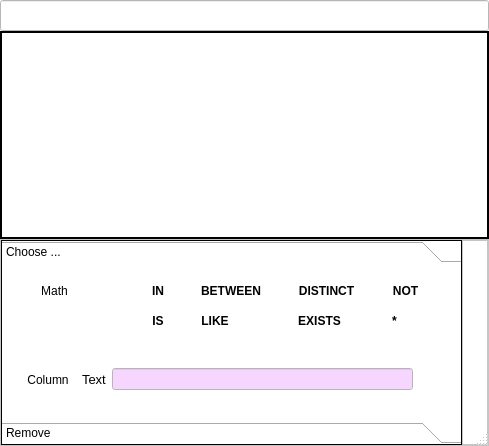
Before: the Qt Designer form QueryItemListDialog.ui in fritzone/ddm, drawn with Qt 5.
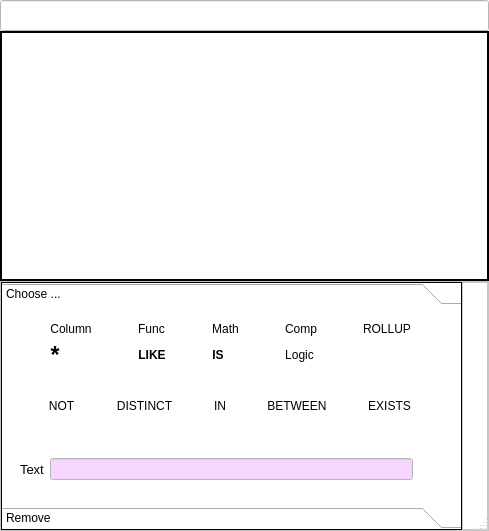
After: the same form once the commit is applied. Icons and pictures are not drawn.

Commit message: Fixes for the ROLLUP keyword and others

```diff
--- a/QueryItemListDialog.ui
+++ b/QueryItemListDialog.ui
@@ -10,7 +10,7 @@
     <x>0</x>
     <y>0</y>
     <width>489</width>
-    <height>446</height>
+    <height>531</height>
    </rect>
   </property>
   <property name="palette">
@@ -512,7 +512,7 @@
            <x>0</x>
            <y>0</y>
            <width>461</width>
-           <height>149</height>
+           <height>192</height>
           </rect>
          </property>
          <attribute name="label">
@@ -534,7 +534,7 @@
              <property name="spacing">
               <number>0</number>
              </property>
-             <item row="1" column="1">
+             <item row="1" column="3">
               <widget class="QToolButton" name="btnMath">
                <property name="focusPolicy">
                 <enum>Qt::ClickFocus</enum>
@@ -565,7 +565,7 @@
                 <enum>QToolButton::InstantPopup</enum>
                </property>
                <property name="toolButtonStyle">
-                <enum>Qt::ToolButtonIconOnly</enum>
+                <enum>Qt::ToolButtonTextBesideIcon</enum>
                </property>
                <property name="autoRaise">
                 <bool>true</bool>
@@ -575,7 +575,83 @@
                </property>
               </widget>
              </item>
-             <item row="5" column="5">
+             <item row="1" column="0">
+              <widget class="QToolButton" name="btnColumn">
+               <property name="focusPolicy">
+                <enum>Qt::ClickFocus</enum>
+               </property>
+               <property name="contextMenuPolicy">
+                <enum>Qt::CustomContextMenu</enum>
+               </property>
+               <property name="toolTip">
+                <string>Column from a table</string>
+               </property>
+               <property name="autoFillBackground">
+                <bool>true</bool>
+               </property>
+               <property name="text">
+                <string>Column</string>
+               </property>
+               <property name="icon">
+                <iconset resource="dbm.qrc">
+                 <normaloff>:/images/actions/images/small/table-select-column-icon.png</normaloff>:/images/actions/images/small/table-select-column-icon.png</iconset>
+               </property>
+               <property name="iconSize">
+                <size>
+                 <width>16</width>
+                 <height>16</height>
+                </size>
+               </property>
+               <property name="popupMode">
+                <enum>QToolButton::InstantPopup</enum>
+               </property>
+               <property name="toolButtonStyle">
+                <enum>Qt::ToolButtonTextBesideIcon</enum>
+               </property>
+               <property name="autoRaise">
+                <bool>true</bool>
+               </property>
+               <property name="arrowType">
+                <enum>Qt::NoArrow</enum>
+               </property>
+              </widget>
+             </item>
+             <item row="1" column="1">
+              <widget class="QToolButton" name="btnFunctions">
+               <property name="focusPolicy">
+                <enum>Qt::ClickFocus</enum>
+               </property>
+               <property name="contextMenuPolicy">
+                <enum>Qt::CustomContextMenu</enum>
+               </property>
+               <property name="toolTip">
+                <string>Functions provided by the database</string>
+               </property>
+               <property name="autoFillBackground">
+                <bool>true</bool>
+               </property>
+               <property name="text">
+                <string>Func</string>
+               </property>
+               <property name="icon">
+                <iconset resource="dbm.qrc">
+                 <normaloff>:/images/actions/images/small/function.png</normaloff>:/images/actions/images/small/function.png</iconset>
+               </property>
+               <property name="popupMode">
+                <enum>QToolButton::InstantPopup</enum>
+               </property>
+               <property name="toolButtonStyle">
+                <enum>Qt::ToolButtonTextBesideIcon</enum>
+               </property>
+               <property name="autoRaise">
+                <bool>true</bool>
+               </property>
+               <property name="arrowType">
+                <enum>Qt::NoArrow</enum>
+               </property>
+              </widget>
+             </item>
+             <item row="5" column="3">
               <widget class="QToolButton" name="btnIs">
                <property name="font">
                 <font>
@@ -612,7 +688,7 @@
                </property>
               </widget>
              </item>
-             <item row="5" column="1">
+             <item row="5" column="4">
               <widget class="QToolButton" name="btnBitwise">
                <property name="focusPolicy">
                 <enum>Qt::ClickFocus</enum>
@@ -627,7 +703,7 @@
                 <bool>true</bool>
                </property>
                <property name="text">
-                <string/>
+                <string>Logic</string>
                </property>
                <property name="icon">
                 <iconset resource="dbm.qrc">
@@ -637,7 +713,7 @@
                 <enum>QToolButton::InstantPopup</enum>
                </property>
                <property name="toolButtonStyle">
-                <enum>Qt::ToolButtonIconOnly</enum>
+                <enum>Qt::ToolButtonTextBesideIcon</enum>
                </property>
                <property name="autoRaise">
                 <bool>true</bool>
@@ -647,8 +723,14 @@
                </property>
               </widget>
              </item>
-             <item row="5" column="3">
-              <widget class="QToolButton" name="btnFunctions">
+             <item row="5" column="1">
+              <widget class="QToolButton" name="btnLike">
+               <property name="font">
+                <font>
+                 <weight>75</weight>
+                 <bold>true</bold>
+                </font>
+               </property>
                <property name="focusPolicy">
                 <enum>Qt::ClickFocus</enum>
                </property>
@@ -662,12 +744,52 @@
                 <bool>true</bool>
                </property>
                <property name="text">
-                <string/>
+                <string>LIKE</string>
                </property>
-               <property name="icon">
-                <iconset resource="dbm.qrc">
-                 <normaloff>:/images/actions/images/small/function.png</normaloff>:/images/actions/images/small/function.png</iconset>
+               <property name="popupMode">
+                <enum>QToolButton::InstantPopup</enum>
                </property>
+               <property name="toolButtonStyle">
+                <enum>Qt::ToolButtonIconOnly</enum>
+               </property>
+               <property name="autoRaise">
+                <bool>true</bool>
+               </property>
+               <property name="arrowType">
+                <enum>Qt::NoArrow</enum>
+               </property>
+              </widget>
+             </item>
+             <item row="5" column="0">
+              <widget class="QToolButton" name="btnStar">
+               <property name="maximumSize">
+                <size>
+                 <width>24</width>
+                 <height>24</height>
+                </size>
+               </property>
+               <property name="font">
+                <font>
+                 <pointsize>17</pointsize>
+                 <weight>75</weight>
+                 <bold>true</bold>
+                </font>
+               </property>
+               <property name="focusPolicy">
+                <enum>Qt::ClickFocus</enum>
+               </property>
+               <property name="contextMenuPolicy">
+                <enum>Qt::CustomContextMenu</enum>
+               </property>
+               <property name="toolTip">
+                <string>Star (*)  - very often occuring in a query :)</string>
+               </property>
+               <property name="autoFillBackground">
+                <bool>true</bool>
+               </property>
+               <property name="text">
+                <string>*</string>
+               </property>
                <property name="popupMode">
                 <enum>QToolButton::InstantPopup</enum>
                </property>
@@ -682,7 +804,7 @@
                </property>
               </widget>
              </item>
-             <item row="1" column="3">
+             <item row="1" column="4">
               <widget class="QToolButton" name="btnComparison">
                <property name="focusPolicy">
                 <enum>Qt::ClickFocus</enum>
@@ -697,7 +819,7 @@
                 <bool>true</bool>
                </property>
                <property name="text">
-                <string/>
+                <string>Comp</string>
                </property>
                <property name="icon">
                 <iconset resource="dbm.qrc">
@@ -707,6 +829,43 @@
                 <enum>QToolButton::InstantPopup</enum>
                </property>
                <property name="toolButtonStyle">
+                <enum>Qt::ToolButtonTextBesideIcon</enum>
+               </property>
+               <property name="autoRaise">
+                <bool>true</bool>
+               </property>
+               <property name="arrowType">
+                <enum>Qt::NoArrow</enum>
+               </property>
+              </widget>
+             </item>
+             <item row="1" column="6">
+              <widget class="QToolButton" name="btnRollup">
+               <property name="font">
+                <font>
+                 <weight>50</weight>
+                 <bold>false</bold>
+                </font>
+               </property>
+               <property name="focusPolicy">
+                <enum>Qt::ClickFocus</enum>
+               </property>
+               <property name="contextMenuPolicy">
+                <enum>Qt::CustomContextMenu</enum>
+               </property>
+               <property name="toolTip">
+                <string>The ROLLUP keyword</string>
+               </property>
+               <property name="autoFillBackground">
+                <bool>true</bool>
+               </property>
+               <property name="text">
+                <string>ROLLUP</string>
+               </property>
+               <property name="popupMode">
+                <enum>QToolButton::InstantPopup</enum>
+               </property>
+               <property name="toolButtonStyle">
                 <enum>Qt::ToolButtonIconOnly</enum>
                </property>
                <property name="autoRaise">
@@ -717,12 +876,24 @@
                </property>
               </widget>
              </item>
-             <item row="1" column="8">
+            </layout>
+           </widget>
+          </item>
+          <item>
+           <widget class="QFrame" name="frame_2">
+            <property name="frameShape">
+             <enum>QFrame::NoFrame</enum>
+            </property>
+            <property name="frameShadow">
+             <enum>QFrame::Raised</enum>
+            </property>
+            <layout class="QHBoxLayout" name="horizontalLayout">
+             <item>
               <widget class="QToolButton" name="btnNot">
                <property name="font">
                 <font>
-                 <weight>75</weight>
-                 <bold>true</bold>
+                 <weight>50</weight>
+                 <bold>false</bold>
                 </font>
                </property>
                <property name="focusPolicy">
@@ -754,12 +925,49 @@
                </property>
               </widget>
              </item>
-             <item row="1" column="5">
+             <item>
+              <widget class="QToolButton" name="btnDistinct">
+               <property name="font">
+                <font>
+                 <weight>50</weight>
+                 <bold>false</bold>
+                </font>
+               </property>
+               <property name="focusPolicy">
+                <enum>Qt::ClickFocus</enum>
+               </property>
+               <property name="contextMenuPolicy">
+                <enum>Qt::CustomContextMenu</enum>
+               </property>
+               <property name="toolTip">
+                <string>The DISTINCT keyword</string>
+               </property>
+               <property name="autoFillBackground">
+                <bool>true</bool>
+               </property>
+               <property name="text">
+                <string>DISTINCT</string>
+               </property>
+               <property name="popupMode">
+                <enum>QToolButton::InstantPopup</enum>
+               </property>
+               <property name="toolButtonStyle">
+                <enum>Qt::ToolButtonIconOnly</enum>
+               </property>
+               <property name="autoRaise">
+                <bool>true</bool>
+               </property>
+               <property name="arrowType">
+                <enum>Qt::NoArrow</enum>
+               </property>
+              </widget>
+             </item>
+             <item>
               <widget class="QToolButton" name="btnIn">
                <property name="font">
                 <font>
-                 <weight>75</weight>
-                 <bold>true</bold>
+                 <weight>50</weight>
+                 <bold>false</bold>
                 </font>
                </property>
                <property name="focusPolicy">
@@ -791,12 +999,12 @@
                </property>
               </widget>
              </item>
-             <item row="1" column="6">
+             <item>
               <widget class="QToolButton" name="btnBetween">
                <property name="font">
                 <font>
-                 <weight>75</weight>
-                 <bold>true</bold>
+                 <weight>50</weight>
+                 <bold>false</bold>
                 </font>
                </property>
                <property name="focusPolicy">
@@ -828,49 +1036,12 @@
                </property>
               </widget>
              </item>
-             <item row="1" column="7">
-              <widget class="QToolButton" name="btnDistinct">
-               <property name="font">
-                <font>
-                 <weight>75</weight>
-                 <bold>true</bold>
-                </font>
-               </property>
-               <property name="focusPolicy">
-                <enum>Qt::ClickFocus</enum>
-               </property>
-               <property name="contextMenuPolicy">
-                <enum>Qt::CustomContextMenu</enum>
-               </property>
-               <property name="toolTip">
-                <string>The EXISTS keyword</string>
-               </property>
-               <property name="autoFillBackground">
-                <bool>true</bool>
-               </property>
-               <property name="text">
-                <string>DISTINCT</string>
-               </property>
-               <property name="popupMode">
-                <enum>QToolButton::InstantPopup</enum>
-               </property>
-               <property name="toolButtonStyle">
-                <enum>Qt::ToolButtonIconOnly</enum>
-               </property>
-               <property name="autoRaise">
-                <bool>true</bool>
-               </property>
-               <property name="arrowType">
-                <enum>Qt::NoArrow</enum>
-               </property>
-              </widget>
-             </item>
-             <item row="5" column="7">
+             <item>
               <widget class="QToolButton" name="btnExists">
                <property name="font">
                 <font>
-                 <weight>75</weight>
-                 <bold>true</bold>
+                 <weight>50</weight>
+                 <bold>false</bold>
                 </font>
                </property>
                <property name="focusPolicy">
@@ -902,133 +1073,18 @@
                </property>
               </widget>
              </item>
-             <item row="5" column="6">
-              <widget class="QToolButton" name="btnLike">
-               <property name="font">
-                <font>
-                 <weight>75</weight>
-                 <bold>true</bold>
-                </font>
-               </property>
-               <property name="focusPolicy">
-                <enum>Qt::ClickFocus</enum>
-               </property>
-               <property name="contextMenuPolicy">
-                <enum>Qt::CustomContextMenu</enum>
-               </property>
-               <property name="toolTip">
-                <string>The LIKE keyword</string>
-               </property>
-               <property name="autoFillBackground">
-                <bool>true</bool>
-               </property>
-               <property name="text">
-                <string>LIKE</string>
-               </property>
-               <property name="popupMode">
-                <enum>QToolButton::InstantPopup</enum>
-               </property>
-               <property name="toolButtonStyle">
-                <enum>Qt::ToolButtonIconOnly</enum>
-               </property>
-               <property name="autoRaise">
-                <bool>true</bool>
-               </property>
-               <property name="arrowType">
-                <enum>Qt::NoArrow</enum>
-               </property>
-              </widget>
-             </item>
-             <item row="5" column="8">
-              <widget class="QToolButton" name="btnStar">
-               <property name="font">
-                <font>
-                 <weight>75</weight>
-                 <bold>true</bold>
-                </font>
-               </property>
-               <property name="focusPolicy">
-                <enum>Qt::ClickFocus</enum>
-               </property>
-               <property name="contextMenuPolicy">
-                <enum>Qt::CustomContextMenu</enum>
-               </property>
-               <property name="toolTip">
-                <string>Star (*)  - very often occuring in a query :)</string>
-               </property>
-               <property name="autoFillBackground">
-                <bool>true</bool>
-               </property>
-               <property name="text">
-                <string>*</string>
-               </property>
-               <property name="popupMode">
-                <enum>QToolButton::InstantPopup</enum>
-               </property>
-               <property name="toolButtonStyle">
-                <enum>Qt::ToolButtonIconOnly</enum>
-               </property>
-               <property name="autoRaise">
-                <bool>true</bool>
-               </property>
-               <property name="arrowType">
-                <enum>Qt::NoArrow</enum>
-               </property>
-              </widget>
-             </item>
             </layout>
            </widget>
           </item>
           <item>
-           <widget class="QFrame" name="frame_2">
+           <widget class="QFrame" name="frame_3">
             <property name="frameShape">
              <enum>QFrame::NoFrame</enum>
             </property>
             <property name="frameShadow">
              <enum>QFrame::Raised</enum>
             </property>
-            <layout class="QHBoxLayout" name="horizontalLayout">
-             <item>
-              <widget class="QToolButton" name="btnColumn">
-               <property name="focusPolicy">
-                <enum>Qt::ClickFocus</enum>
-               </property>
-               <property name="contextMenuPolicy">
-                <enum>Qt::CustomContextMenu</enum>
-               </property>
-               <property name="toolTip">
-                <string>Column from a table</string>
-               </property>
-               <property name="autoFillBackground">
-                <bool>true</bool>
-               </property>
-               <property name="text">
-                <string>Column</string>
-               </property>
-               <property name="icon">
-                <iconset resource="dbm.qrc">
-                 <normaloff>:/images/actions/images/small/table-select-column-icon.png</normaloff>:/images/actions/images/small/table-select-column-icon.png</iconset>
-               </property>
-               <property name="iconSize">
-                <size>
-                 <width>16</width>
-                 <height>16</height>
-                </size>
-               </property>
-               <property name="popupMode">
-                <enum>QToolButton::InstantPopup</enum>
-               </property>
-               <property name="toolButtonStyle">
-                <enum>Qt::ToolButtonTextBesideIcon</enum>
-               </property>
-               <property name="autoRaise">
-                <bool>true</bool>
-               </property>
-               <property name="arrowType">
-                <enum>Qt::NoArrow</enum>
-               </property>
-              </widget>
-             </item>
+            <layout class="QHBoxLayout" name="horizontalLayout_3">
              <item>
               <widget class="QLabel" name="label">
                <property name="text">
```
Left out of the diff: 25 changed lines with no effect on the pictures. The commit also changes 14 other files.
